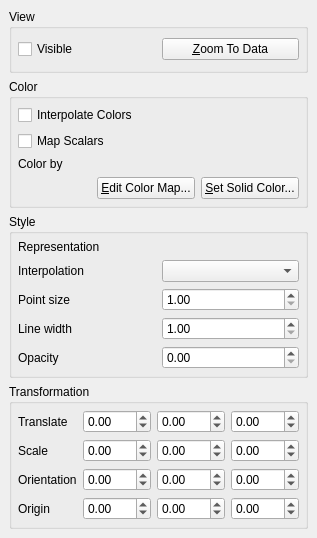
First picture: the form in Qt/Components/Resources/UI/pqDisplayProxyEditor.ui, repository wildmichael/ParaView3-enhancements-old, before the edit.
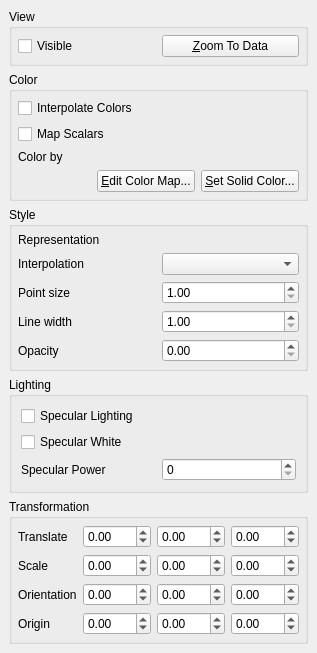
Second picture: the form after the edit. Custom widgets are drawn as their Qt base class.

Commit message: ENH:  Add specular lighting controls.

```diff
--- a/Qt/Components/Resources/UI/pqDisplayProxyEditor.ui
+++ b/Qt/Components/Resources/UI/pqDisplayProxyEditor.ui
@@ -9,289 +9,63 @@
     <x>0</x>
     <y>0</y>
     <width>266</width>
-    <height>538</height>
+    <height>648</height>
    </rect>
   </property>
   <property name="windowTitle" >
    <string>Form</string>
   </property>
-  <layout class="QVBoxLayout" >
+  <layout class="QGridLayout" >
    <property name="margin" >
     <number>9</number>
    </property>
    <property name="spacing" >
     <number>6</number>
    </property>
-   <item>
-    <widget class="QGroupBox" name="ViewGroup" >
-     <property name="title" >
-      <string>View</string>
-     </property>
-     <layout class="QHBoxLayout" >
-      <property name="margin" >
-       <number>6</number>
-      </property>
-      <property name="spacing" >
-       <number>6</number>
-      </property>
-      <item>
-       <widget class="QCheckBox" name="ViewData" >
-        <property name="toolTip" >
-         <string>&lt;html>&lt;head>&lt;meta name="qrichtext" content="1" />&lt;/head>&lt;body style=" white-space: pre-wrap; font-family:Sans Serif; font-size:9pt; font-weight:400; font-style:normal; text-decoration:none;">&lt;p style=" margin-top:0px; margin-bottom:0px; margin-left:0px; margin-right:0px; -qt-block-indent:0; text-indent:0px;">Toggle visibility of this dataset's geometry.&lt;/p>&lt;/body>&lt;/html></string>
-        </property>
-        <property name="text" >
-         <string>Visible</string>
-        </property>
-       </widget>
-      </item>
-      <item>
-       <widget class="QPushButton" name="ViewZoomToData" >
-        <property name="enabled" >
-         <bool>true</bool>
-        </property>
-        <property name="toolTip" >
-         <string>&lt;html>&lt;head>&lt;meta name="qrichtext" content="1" />&lt;/head>&lt;body style=" white-space: pre-wrap; font-family:Sans Serif; font-size:9pt; font-weight:400; font-style:normal; text-decoration:none;">&lt;p style=" margin-top:0px; margin-bottom:0px; margin-left:0px; margin-right:0px; -qt-block-indent:0; text-indent:0px;">Change the camera location to best fit the dataset in the view window.&lt;/p>&lt;/body>&lt;/html></string>
-        </property>
-        <property name="text" >
-         <string>&amp;Zoom To Data</string>
-        </property>
-       </widget>
-      </item>
-     </layout>
-    </widget>
-   </item>
-   <item>
-    <widget class="QGroupBox" name="ColorGroup" >
-     <property name="title" >
-      <string>Color</string>
-     </property>
-     <layout class="QGridLayout" >
-      <property name="margin" >
-       <number>6</number>
-      </property>
-      <property name="spacing" >
-       <number>6</number>
-      </property>
-      <item row="3" column="0" colspan="2" >
-       <layout class="QHBoxLayout" >
-        <property name="margin" >
-         <number>0</number>
-        </property>
-        <property name="spacing" >
-         <number>6</number>
-        </property>
-        <item>
-         <spacer>
-          <property name="orientation" >
-           <enum>Qt::Horizontal</enum>
-          </property>
-          <property name="sizeHint" >
-           <size>
-            <width>40</width>
-            <height>20</height>
-           </size>
-          </property>
-         </spacer>
-        </item>
-        <item>
-         <widget class="QPushButton" name="EditColorMapButton" >
-          <property name="text" >
-           <string>&amp;Edit Color Map...</string>
-          </property>
-         </widget>
-        </item>
-        <item>
-         <widget class="pqColorChooserButton" name="ColorActorColor" >
-          <property name="enabled" >
-           <bool>true</bool>
-          </property>
-          <property name="sizePolicy" >
-           <sizepolicy>
-            <hsizetype>1</hsizetype>
-            <vsizetype>0</vsizetype>
-            <horstretch>0</horstretch>
-            <verstretch>0</verstretch>
-           </sizepolicy>
-          </property>
-          <property name="toolTip" >
-           <string>&lt;html>&lt;head>&lt;meta name="qrichtext" content="1" />&lt;/head>&lt;body style=" white-space: pre-wrap; font-family:Sans Serif; font-size:9pt; font-weight:400; font-style:normal; text-decoration:none;">&lt;p style=" margin-top:0px; margin-bottom:0px; margin-left:0px; margin-right:0px; -qt-block-indent:0; text-indent:0px;">Edit the constant color for the geometry.&lt;/p>&lt;/body>&lt;/html></string>
-          </property>
-          <property name="text" >
-           <string>&amp;Set Solid Color...</string>
-          </property>
-         </widget>
-        </item>
-       </layout>
-      </item>
-      <item row="2" column="1" >
-       <widget class="pqDisplayColorWidget" name="ColorBy" >
-        <property name="enabled" >
-         <bool>true</bool>
-        </property>
-        <property name="sizePolicy" >
-         <sizepolicy>
-          <hsizetype>1</hsizetype>
-          <vsizetype>0</vsizetype>
-          <horstretch>0</horstretch>
-          <verstretch>0</verstretch>
-         </sizepolicy>
-        </property>
-        <property name="toolTip" >
-         <string>&lt;html>&lt;head>&lt;meta name="qrichtext" content="1" />&lt;/head>&lt;body style=" white-space: pre-wrap; font-family:Sans Serif; font-size:9pt; font-weight:400; font-style:normal; text-decoration:none;">&lt;p style=" margin-top:0px; margin-bottom:0px; margin-left:0px; margin-right:0px; -qt-block-indent:0; text-indent:0px;">Select method for coloring dataset geometry.&lt;/p>&lt;/body>&lt;/html></string>
-        </property>
-       </widget>
-      </item>
-      <item row="2" column="0" >
-       <widget class="QLabel" name="label" >
-        <property name="text" >
-         <string>Color by</string>
-        </property>
-       </widget>
-      </item>
-      <item row="1" column="0" colspan="2" >
-       <widget class="QCheckBox" name="ColorMapScalars" >
-        <property name="enabled" >
-         <bool>true</bool>
-        </property>
-        <property name="toolTip" >
-         <string>&lt;html>&lt;head>&lt;meta name="qrichtext" content="1" />&lt;/head>&lt;body style=" white-space: pre-wrap; font-family:Sans Serif; font-size:9pt; font-weight:400; font-style:normal; text-decoration:none;">&lt;p style=" margin-top:0px; margin-bottom:0px; margin-left:0px; margin-right:0px; -qt-block-indent:0; text-indent:0px;">Map scalars through lookup table before applying color.&lt;/p>&lt;/body>&lt;/html></string>
-        </property>
-        <property name="text" >
-         <string>Map Scalars</string>
-        </property>
-       </widget>
-      </item>
-      <item row="0" column="0" colspan="2" >
-       <widget class="QCheckBox" name="ColorInterpolateColors" >
-        <property name="enabled" >
-         <bool>true</bool>
-        </property>
-        <property name="toolTip" >
-         <string>&lt;html>&lt;head>&lt;meta name="qrichtext" content="1" />&lt;/head>&lt;body style=" white-space: pre-wrap; font-family:Sans Serif; font-size:9pt; font-weight:400; font-style:normal; text-decoration:none;">&lt;p style=" margin-top:0px; margin-bottom:0px; margin-left:0px; margin-right:0px; -qt-block-indent:0; text-indent:0px;">Interpolate colors before mapping. Otherwise OpenGL is responsible of interpolation&lt;/p>&lt;/body>&lt;/html></string>
-        </property>
-        <property name="text" >
-         <string>Interpolate Colors</string>
-        </property>
-       </widget>
-      </item>
-     </layout>
-    </widget>
-   </item>
-   <item>
-    <widget class="QGroupBox" name="groupBox_2" >
-     <property name="title" >
-      <string>Style</string>
-     </property>
-     <layout class="QGridLayout" >
-      <property name="margin" >
-       <number>6</number>
-      </property>
-      <property name="spacing" >
-       <number>6</number>
-      </property>
-      <item row="2" column="1" >
-       <widget class="QDoubleSpinBox" name="StylePointSize" >
-        <property name="toolTip" >
-         <string>&lt;html>&lt;head>&lt;meta name="qrichtext" content="1" />&lt;/head>&lt;body style=" white-space: pre-wrap; font-family:Sans Serif; font-size:9pt; font-weight:400; font-style:normal; text-decoration:none;">&lt;p style=" margin-top:0px; margin-bottom:0px; margin-left:0px; margin-right:0px; -qt-block-indent:0; text-indent:0px;">If your dataset contains points/verticies, this scale adjusts the diameter of the rendered points.&lt;/p>&lt;/body>&lt;/html></string>
-        </property>
-        <property name="maximum" >
-         <double>100</double>
-        </property>
-        <property name="minimum" >
-         <double>1</double>
-        </property>
-       </widget>
-      </item>
-      <item row="1" column="0" >
-       <widget class="QLabel" name="label_3" >
-        <property name="text" >
-         <string>Interpolation</string>
-        </property>
-       </widget>
-      </item>
-      <item row="0" column="1" >
-       <widget class="pqDisplayRepresentationWidget" name="StyleRepresentation" >
-        <property name="sizePolicy" >
-         <sizepolicy>
-          <hsizetype>1</hsizetype>
-          <vsizetype>0</vsizetype>
-          <horstretch>0</horstretch>
-          <verstretch>0</verstretch>
-         </sizepolicy>
-        </property>
-        <property name="toolTip" >
-         <string>&lt;html>&lt;head>&lt;meta name="qrichtext" content="1" />&lt;/head>&lt;body style=" white-space: pre-wrap; font-family:Sans Serif; font-size:9pt; font-weight:400; font-style:normal; text-decoration:none;">&lt;p style=" margin-top:0px; margin-bottom:0px; margin-left:0px; margin-right:0px; -qt-block-indent:0; text-indent:0px;">Choose what geometry should be used to represent the dataset.&lt;/p>&lt;/body>&lt;/html></string>
-        </property>
-       </widget>
-      </item>
-      <item row="0" column="0" >
-       <widget class="QLabel" name="label_2" >
-        <property name="text" >
-         <string>Representation</string>
-        </property>
-        <property name="alignment" >
-         <set>Qt::AlignLeading|Qt::AlignLeft|Qt::AlignVCenter</set>
-        </property>
-       </widget>
-      </item>
-      <item row="3" column="1" >
-       <widget class="QDoubleSpinBox" name="StyleLineWidth" >
-        <property name="toolTip" >
-         <string>&lt;html>&lt;head>&lt;meta name="qrichtext" content="1" />&lt;/head>&lt;body style=" white-space: pre-wrap; font-family:Sans Serif; font-size:9pt; font-weight:400; font-style:normal; text-decoration:none;">&lt;p style=" margin-top:0px; margin-bottom:0px; margin-left:0px; margin-right:0px; -qt-block-indent:0; text-indent:0px;">If your dataset containes lines/edges, this scale adjusts the width of the rendered lines.&lt;/p>&lt;/body>&lt;/html></string>
-        </property>
-        <property name="maximum" >
-         <double>100</double>
-        </property>
-        <property name="minimum" >
-         <double>1</double>
-        </property>
-       </widget>
-      </item>
       <item row="3" column="0" >
-       <widget class="QLabel" name="label_5" >
+    <widget class="QGroupBox" name="groupBox" >
+     <property name="title" >
+      <string>Lighting</string>
+     </property>
+     <layout class="QGridLayout" >
+      <property name="margin" >
+       <number>9</number>
+      </property>
+      <property name="spacing" >
+       <number>6</number>
+      </property>
+      <item row="2" column="0" >
+       <widget class="QLabel" name="label_11" >
         <property name="text" >
-         <string>Line width</string>
+         <string>Specular Power</string>
         </property>
        </widget>
       </item>
-      <item row="4" column="1" >
-       <widget class="QDoubleSpinBox" name="Opacity" >
-        <property name="toolTip" >
-         <string>Set the opacity of the dataset's geometry.  Artifacts may appear in translucent geometry because primatives are not sorted.</string>
+      <item row="0" column="0" colspan="2" >
+       <widget class="QCheckBox" name="SpecularLighting" >
+        <property name="text" >
+         <string>Specular Lighting</string>
         </property>
+       </widget>
+      </item>
+      <item row="1" column="0" colspan="2" >
+       <widget class="QCheckBox" name="SpecularWhite" >
+        <property name="text" >
+         <string>Specular White</string>
+        </property>
+       </widget>
+      </item>
+      <item row="2" column="1" >
+       <widget class="QSpinBox" name="SpecularPower" >
         <property name="maximum" >
-         <double>1</double>
+         <number>100</number>
         </property>
-        <property name="singleStep" >
-         <double>0.1</double>
-        </property>
+       </widget>
+      </item>
+     </layout>
        </widget>
       </item>
       <item row="4" column="0" >
-       <widget class="QLabel" name="label_6" >
-        <property name="text" >
-         <string>Opacity</string>
-        </property>
-       </widget>
-      </item>
-      <item row="2" column="0" >
-       <widget class="QLabel" name="label_4" >
-        <property name="text" >
-         <string>Point size</string>
-        </property>
-       </widget>
-      </item>
-      <item row="1" column="1" >
-       <widget class="QComboBox" name="StyleInterpolation" >
-        <property name="toolTip" >
-         <string>&lt;html>&lt;head>&lt;meta name="qrichtext" content="1" />&lt;/head>&lt;body style=" white-space: pre-wrap; font-family:Sans Serif; font-size:9pt; font-weight:400; font-style:normal; text-decoration:none;">&lt;p style=" margin-top:0px; margin-bottom:0px; margin-left:0px; margin-right:0px; -qt-block-indent:0; text-indent:0px;">Choose the method used to shade the geometry and interpolate point attributes.&lt;/p>&lt;/body>&lt;/html></string>
-        </property>
-       </widget>
-      </item>
-     </layout>
-    </widget>
-   </item>
-   <item>
     <widget class="QGroupBox" name="groupBox_3" >
      <property name="title" >
       <string>Transformation</string>
@@ -625,10 +399,286 @@
      </layout>
     </widget>
    </item>
+   <item row="2" column="0" >
+    <widget class="QGroupBox" name="groupBox_2" >
+     <property name="title" >
+      <string>Style</string>
+     </property>
+     <layout class="QGridLayout" >
+      <property name="margin" >
+       <number>6</number>
+      </property>
+      <property name="spacing" >
+       <number>6</number>
+      </property>
+      <item row="0" column="0" >
+       <widget class="QLabel" name="label_2" >
+        <property name="text" >
+         <string>Representation</string>
+        </property>
+        <property name="alignment" >
+         <set>Qt::AlignLeading|Qt::AlignLeft|Qt::AlignVCenter</set>
+        </property>
+       </widget>
+      </item>
+      <item row="1" column="1" >
+       <widget class="QComboBox" name="StyleInterpolation" >
+        <property name="toolTip" >
+         <string>&lt;html>&lt;head>&lt;meta name="qrichtext" content="1" />&lt;/head>&lt;body style=" white-space: pre-wrap; font-family:Sans Serif; font-size:9pt; font-weight:400; font-style:normal; text-decoration:none;">&lt;p style=" margin-top:0px; margin-bottom:0px; margin-left:0px; margin-right:0px; -qt-block-indent:0; text-indent:0px;">Choose the method used to shade the geometry and interpolate point attributes.&lt;/p>&lt;/body>&lt;/html></string>
+        </property>
+       </widget>
+      </item>
+      <item row="3" column="1" >
+       <widget class="QDoubleSpinBox" name="StyleLineWidth" >
+        <property name="toolTip" >
+         <string>&lt;html>&lt;head>&lt;meta name="qrichtext" content="1" />&lt;/head>&lt;body style=" white-space: pre-wrap; font-family:Sans Serif; font-size:9pt; font-weight:400; font-style:normal; text-decoration:none;">&lt;p style=" margin-top:0px; margin-bottom:0px; margin-left:0px; margin-right:0px; -qt-block-indent:0; text-indent:0px;">If your dataset containes lines/edges, this scale adjusts the width of the rendered lines.&lt;/p>&lt;/body>&lt;/html></string>
+        </property>
+        <property name="maximum" >
+         <double>100</double>
+        </property>
+        <property name="minimum" >
+         <double>1</double>
+        </property>
+       </widget>
+      </item>
+      <item row="4" column="1" >
+       <widget class="QDoubleSpinBox" name="Opacity" >
+        <property name="toolTip" >
+         <string>Set the opacity of the dataset's geometry.  Artifacts may appear in translucent geometry because primatives are not sorted.</string>
+        </property>
+        <property name="maximum" >
+         <double>1</double>
+        </property>
+        <property name="singleStep" >
+         <double>0.1</double>
+        </property>
+       </widget>
+      </item>
+      <item row="3" column="0" >
+       <widget class="QLabel" name="label_5" >
+        <property name="text" >
+         <string>Line width</string>
+        </property>
+       </widget>
+      </item>
+      <item row="2" column="1" >
+       <widget class="QDoubleSpinBox" name="StylePointSize" >
+        <property name="toolTip" >
+         <string>&lt;html>&lt;head>&lt;meta name="qrichtext" content="1" />&lt;/head>&lt;body style=" white-space: pre-wrap; font-family:Sans Serif; font-size:9pt; font-weight:400; font-style:normal; text-decoration:none;">&lt;p style=" margin-top:0px; margin-bottom:0px; margin-left:0px; margin-right:0px; -qt-block-indent:0; text-indent:0px;">If your dataset contains points/verticies, this scale adjusts the diameter of the rendered points.&lt;/p>&lt;/body>&lt;/html></string>
+        </property>
+        <property name="maximum" >
+         <double>100</double>
+        </property>
+        <property name="minimum" >
+         <double>1</double>
+        </property>
+       </widget>
+      </item>
+      <item row="1" column="0" >
+       <widget class="QLabel" name="label_3" >
+        <property name="text" >
+         <string>Interpolation</string>
+        </property>
+       </widget>
+      </item>
+      <item row="0" column="1" >
+       <widget class="pqDisplayRepresentationWidget" name="StyleRepresentation" >
+        <property name="sizePolicy" >
+         <sizepolicy>
+          <hsizetype>1</hsizetype>
+          <vsizetype>0</vsizetype>
+          <horstretch>0</horstretch>
+          <verstretch>0</verstretch>
+         </sizepolicy>
+        </property>
+        <property name="toolTip" >
+         <string>&lt;html>&lt;head>&lt;meta name="qrichtext" content="1" />&lt;/head>&lt;body style=" white-space: pre-wrap; font-family:Sans Serif; font-size:9pt; font-weight:400; font-style:normal; text-decoration:none;">&lt;p style=" margin-top:0px; margin-bottom:0px; margin-left:0px; margin-right:0px; -qt-block-indent:0; text-indent:0px;">Choose what geometry should be used to represent the dataset.&lt;/p>&lt;/body>&lt;/html></string>
+        </property>
+       </widget>
+      </item>
+      <item row="2" column="0" >
+       <widget class="QLabel" name="label_4" >
+        <property name="text" >
+         <string>Point size</string>
+        </property>
+       </widget>
+      </item>
+      <item row="4" column="0" >
+       <widget class="QLabel" name="label_6" >
+        <property name="text" >
+         <string>Opacity</string>
+        </property>
+       </widget>
+      </item>
+     </layout>
+    </widget>
+   </item>
+   <item row="1" column="0" >
+    <widget class="QGroupBox" name="ColorGroup" >
+     <property name="title" >
+      <string>Color</string>
+     </property>
+     <layout class="QGridLayout" >
+      <property name="margin" >
+       <number>6</number>
+      </property>
+      <property name="spacing" >
+       <number>6</number>
+      </property>
+      <item row="3" column="0" colspan="2" >
+       <layout class="QHBoxLayout" >
+        <property name="margin" >
+         <number>0</number>
+        </property>
+        <property name="spacing" >
+         <number>6</number>
+        </property>
+        <item>
+         <spacer>
+          <property name="orientation" >
+           <enum>Qt::Horizontal</enum>
+          </property>
+          <property name="sizeHint" >
+           <size>
+            <width>40</width>
+            <height>20</height>
+           </size>
+          </property>
+         </spacer>
+        </item>
+        <item>
+         <widget class="QPushButton" name="EditColorMapButton" >
+          <property name="text" >
+           <string>&amp;Edit Color Map...</string>
+          </property>
+         </widget>
+        </item>
+        <item>
+         <widget class="pqColorChooserButton" name="ColorActorColor" >
+          <property name="enabled" >
+           <bool>true</bool>
+          </property>
+          <property name="sizePolicy" >
+           <sizepolicy>
+            <hsizetype>1</hsizetype>
+            <vsizetype>0</vsizetype>
+            <horstretch>0</horstretch>
+            <verstretch>0</verstretch>
+           </sizepolicy>
+          </property>
+          <property name="toolTip" >
+           <string>&lt;html>&lt;head>&lt;meta name="qrichtext" content="1" />&lt;/head>&lt;body style=" white-space: pre-wrap; font-family:Sans Serif; font-size:9pt; font-weight:400; font-style:normal; text-decoration:none;">&lt;p style=" margin-top:0px; margin-bottom:0px; margin-left:0px; margin-right:0px; -qt-block-indent:0; text-indent:0px;">Edit the constant color for the geometry.&lt;/p>&lt;/body>&lt;/html></string>
+          </property>
+          <property name="text" >
+           <string>&amp;Set Solid Color...</string>
+          </property>
+         </widget>
+        </item>
+       </layout>
+      </item>
+      <item row="2" column="1" >
+       <widget class="pqDisplayColorWidget" name="ColorBy" >
+        <property name="enabled" >
+         <bool>true</bool>
+        </property>
+        <property name="sizePolicy" >
+         <sizepolicy>
+          <hsizetype>1</hsizetype>
+          <vsizetype>0</vsizetype>
+          <horstretch>0</horstretch>
+          <verstretch>0</verstretch>
+         </sizepolicy>
+        </property>
+        <property name="toolTip" >
+         <string>&lt;html>&lt;head>&lt;meta name="qrichtext" content="1" />&lt;/head>&lt;body style=" white-space: pre-wrap; font-family:Sans Serif; font-size:9pt; font-weight:400; font-style:normal; text-decoration:none;">&lt;p style=" margin-top:0px; margin-bottom:0px; margin-left:0px; margin-right:0px; -qt-block-indent:0; text-indent:0px;">Select method for coloring dataset geometry.&lt;/p>&lt;/body>&lt;/html></string>
+        </property>
+       </widget>
+      </item>
+      <item row="2" column="0" >
+       <widget class="QLabel" name="label" >
+        <property name="text" >
+         <string>Color by</string>
+        </property>
+       </widget>
+      </item>
+      <item row="1" column="0" colspan="2" >
+       <widget class="QCheckBox" name="ColorMapScalars" >
+        <property name="enabled" >
+         <bool>true</bool>
+        </property>
+        <property name="toolTip" >
+         <string>&lt;html>&lt;head>&lt;meta name="qrichtext" content="1" />&lt;/head>&lt;body style=" white-space: pre-wrap; font-family:Sans Serif; font-size:9pt; font-weight:400; font-style:normal; text-decoration:none;">&lt;p style=" margin-top:0px; margin-bottom:0px; margin-left:0px; margin-right:0px; -qt-block-indent:0; text-indent:0px;">Map scalars through lookup table before applying color.&lt;/p>&lt;/body>&lt;/html></string>
+        </property>
+        <property name="text" >
+         <string>Map Scalars</string>
+        </property>
+       </widget>
+      </item>
+      <item row="0" column="0" colspan="2" >
+       <widget class="QCheckBox" name="ColorInterpolateColors" >
+        <property name="enabled" >
+         <bool>true</bool>
+        </property>
+        <property name="toolTip" >
+         <string>&lt;html>&lt;head>&lt;meta name="qrichtext" content="1" />&lt;/head>&lt;body style=" white-space: pre-wrap; font-family:Sans Serif; font-size:9pt; font-weight:400; font-style:normal; text-decoration:none;">&lt;p style=" margin-top:0px; margin-bottom:0px; margin-left:0px; margin-right:0px; -qt-block-indent:0; text-indent:0px;">Interpolate colors before mapping. Otherwise OpenGL is responsible of interpolation&lt;/p>&lt;/body>&lt;/html></string>
+        </property>
+        <property name="text" >
+         <string>Interpolate Colors</string>
+        </property>
+       </widget>
+      </item>
+     </layout>
+    </widget>
+   </item>
+   <item row="0" column="0" >
+    <widget class="QGroupBox" name="ViewGroup" >
+     <property name="title" >
+      <string>View</string>
+     </property>
+     <layout class="QHBoxLayout" >
+      <property name="margin" >
+       <number>6</number>
+      </property>
+      <property name="spacing" >
+       <number>6</number>
+      </property>
+      <item>
+       <widget class="QCheckBox" name="ViewData" >
+        <property name="toolTip" >
+         <string>&lt;html>&lt;head>&lt;meta name="qrichtext" content="1" />&lt;/head>&lt;body style=" white-space: pre-wrap; font-family:Sans Serif; font-size:9pt; font-weight:400; font-style:normal; text-decoration:none;">&lt;p style=" margin-top:0px; margin-bottom:0px; margin-left:0px; margin-right:0px; -qt-block-indent:0; text-indent:0px;">Toggle visibility of this dataset's geometry.&lt;/p>&lt;/body>&lt;/html></string>
+        </property>
+        <property name="text" >
+         <string>Visible</string>
+        </property>
+       </widget>
+      </item>
+      <item>
+       <widget class="QPushButton" name="ViewZoomToData" >
+        <property name="enabled" >
+         <bool>true</bool>
+        </property>
+        <property name="toolTip" >
+         <string>&lt;html>&lt;head>&lt;meta name="qrichtext" content="1" />&lt;/head>&lt;body style=" white-space: pre-wrap; font-family:Sans Serif; font-size:9pt; font-weight:400; font-style:normal; text-decoration:none;">&lt;p style=" margin-top:0px; margin-bottom:0px; margin-left:0px; margin-right:0px; -qt-block-indent:0; text-indent:0px;">Change the camera location to best fit the dataset in the view window.&lt;/p>&lt;/body>&lt;/html></string>
+        </property>
+        <property name="text" >
+         <string>&amp;Zoom To Data</string>
+        </property>
+       </widget>
+      </item>
+     </layout>
+    </widget>
+   </item>
   </layout>
  </widget>
  <pixmapfunction></pixmapfunction>
  <customwidgets>
+  <customwidget>
+   <class>pqDisplayColorWidget</class>
+   <extends>QWidget</extends>
+   <header>pqDisplayColorWidget.h</header>
+   <container>0</container>
+   <pixmap></pixmap>
+  </customwidget>
   <customwidget>
    <class>pqDisplayRepresentationWidget</class>
    <extends>QWidget</extends>
@@ -643,13 +693,6 @@
    <container>0</container>
    <pixmap></pixmap>
   </customwidget>
-  <customwidget>
-   <class>pqDisplayColorWidget</class>
-   <extends>QWidget</extends>
-   <header>pqDisplayColorWidget.h</header>
-   <container>0</container>
-   <pixmap></pixmap>
-  </customwidget>
  </customwidgets>
  <tabstops>
   <tabstop>ViewData</tabstop>
```
Lines whose indentation alone changed are shown as unchanged. The commit also changes 2 other files.
